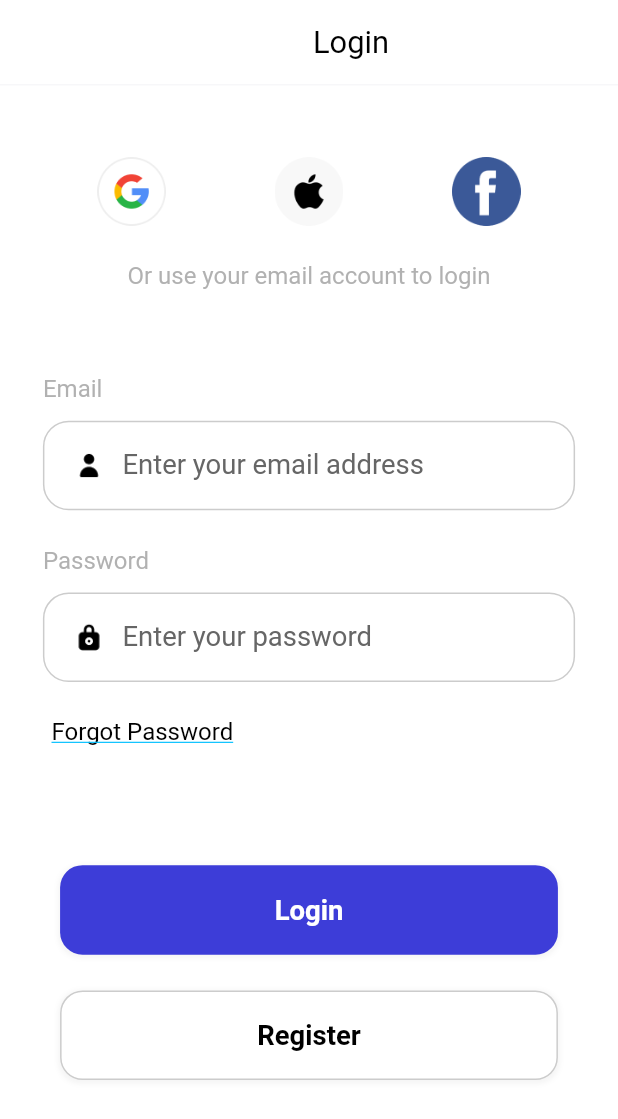
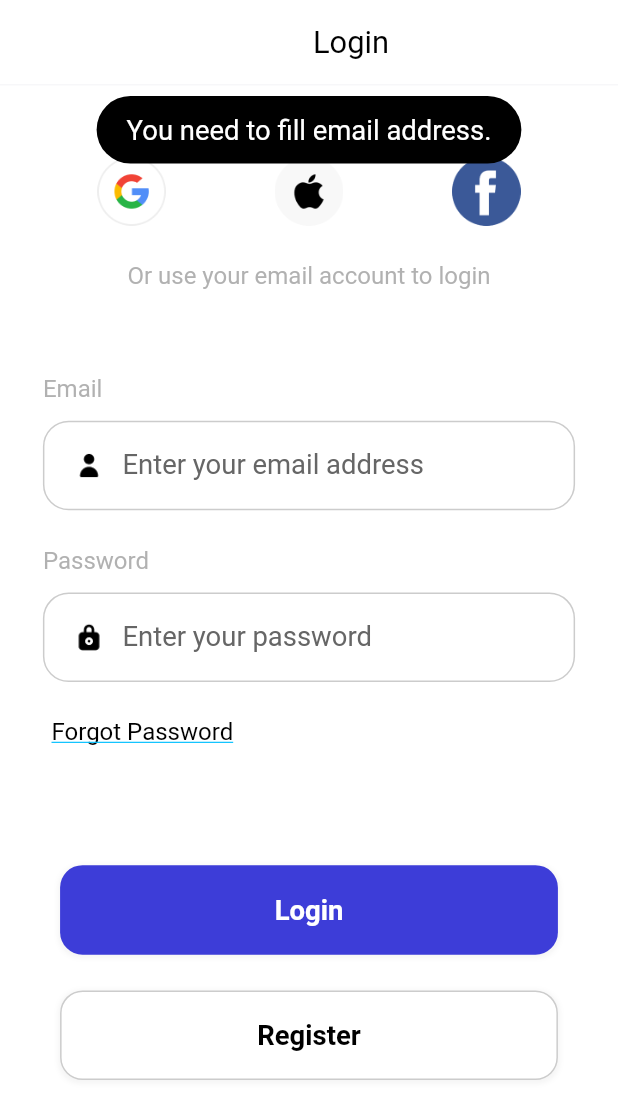
Before and after one commit to idham07ip/project_fl_bloc, a Flutter app: the SignIn screen opened by its route, after a tap on "Login", on a phone screen of 412 x 824 dp. Shown: the top 1119 px of the screen. Run offline on Flutter 3.47's test engine with Material 2 defaults, Android fonts, the phone set to English and light mode, and no system bars; our stand-ins replace cloud_firestore, dots_indicator, firebase_auth, firebase_core, flutter_bloc, flutter_screenutil and 1 more; accounts and stored records are empty; Roboto replaces fonts that are missing (Poppins).

Commit message:
update Verified account, add toastInfo, separated bloc form providers, Update Register Feature.

```diff
--- /dev/null
+++ b/lib/common/widget/flutter_toast.dart
@@ -0,0 +1,22 @@
+import 'package:flutter/material.dart';
+import 'package:flutter_screenutil/flutter_screenutil.dart';
+import 'package:fluttertoast/fluttertoast.dart';
+
+//double curly braces method
+toastInfo({
+  required String msg,
+
+  //parameters color
+  Color backgroundColor = Colors.black,
+  Color textColor = Colors.white,
+}) {
+  return Fluttertoast.showToast(
+    msg: msg,
+    toastLength: Toast.LENGTH_SHORT,
+    gravity: ToastGravity.TOP,
+    timeInSecForIosWeb: 2,
+    backgroundColor: backgroundColor,
+    textColor: textColor,
+    fontSize: 16.sp,
+  );
+}
--- /dev/null
+++ b/lib/pages/bloc_provider.dart
@@ -0,0 +1,14 @@
+import 'package:flutter_bloc/flutter_bloc.dart';
+import 'package:project_fl_bloc/app_blocs.dart';
+import 'package:project_fl_bloc/pages/sign_in/bloc/sign_in_blocs.dart';
+import 'package:project_fl_bloc/pages/welcome/bloc/welcome_blocs.dart';
+
+class AppBlocProvider {
+  static get allBlocProviders => [
+        BlocProvider(create: (context) => WelcomeBloc()),
+        BlocProvider(create: (context) => AppBlocs()),
+
+        //SignIn Bloc
+        BlocProvider(create: (context) => SignInBloc()),
+      ];
+}
--- a/lib/pages/sign_in/bloc/sign_in_blocs.dart
+++ b/lib/pages/sign_in/bloc/sign_in_blocs.dart
@@ -11,13 +11,13 @@ class SignInBloc extends Bloc<SignInEvent, SignInState> {
 
   void _emailEvent(EmailEvent event, Emitter<SignInState> emit) {
     //print value
-    print("My email is ${event.email}");
+    // print("My email is ${event.email}");
     emit(state.copyWith(email: event.email));
   }
 
   void _passwordEvent(PasswordEvent event, Emitter<SignInState> emit) {
     //print value
-    print("My password is ${event.password}");
+    // print("My password is ${event.password}");
     emit(state.copyWith(password: event.password));
   }
 }
--- a/lib/pages/sign_in/sign_in.dart
+++ b/lib/pages/sign_in/sign_in.dart
@@ -5,6 +5,7 @@ import 'package:flutter_screenutil/flutter_screenutil.dart';
 import 'package:project_fl_bloc/pages/sign_in/bloc/sign_in_blocs.dart';
 import 'package:project_fl_bloc/pages/sign_in/bloc/sign_in_events.dart';
 import 'package:project_fl_bloc/pages/sign_in/bloc/sign_in_state.dart';
+import 'package:project_fl_bloc/pages/sign_in/sign_in_controller.dart';
 import 'package:project_fl_bloc/pages/sign_in/widget/sign_in_widget.dart';
 
 class SignIn extends StatefulWidget {
@@ -68,12 +69,18 @@ class _SignInState extends State<SignIn> {
 
                         //LOGIN
                         buildLoginAndRegistButton("Login", "login", () {
-                          print("login Button");
+                          // print("login Button");
+
+                          //Pass a method
+                          SignInController(context: context)
+                              .handleSignIn("email");
                         }),
 
                         //REGISTER
-                        buildLoginAndRegistButton(
-                            "Register", "register", () {}),
+                        buildLoginAndRegistButton("Register", "register", () {
+                          //pass and event
+                          Navigator.of(context).pushNamed("register");
+                        }),
                       ],
                     ),
                   ),
--- a/lib/pages/sign_in/sign_in_controller.dart
+++ b/lib/pages/sign_in/sign_in_controller.dart
@@ -1,6 +1,7 @@
 import 'package:firebase_auth/firebase_auth.dart';
 import 'package:flutter/widgets.dart';
 import 'package:flutter_bloc/flutter_bloc.dart';
+import 'package:project_fl_bloc/common/widget/flutter_toast.dart';
 import 'package:project_fl_bloc/pages/sign_in/bloc/sign_in_blocs.dart';
 
 class SignInController {
@@ -15,43 +16,64 @@ class SignInController {
         final state = context.read<SignInBloc>().state;
         String emailAddress = state.email;
         String password = state.password;
+
+        //
         if (emailAddress.isEmpty) {
-          //
+          //EMAIL KOSONG
+          // print("email empty");
+          toastInfo(msg: "You need to fill email address.");
+          return;
+          // print("email is $emailAddress");
         }
         if (password.isEmpty) {
-          //
+          //PASSWORD KOSONG
+          // print("password empty");
+          toastInfo(msg: "You need to fill password address.");
+          return;
         }
         try {
           final credential = await FirebaseAuth.instance
               .signInWithEmailAndPassword(
                   email: emailAddress, password: password);
 
-          //Get the information null
+          //MENDAPATKAN INFORMASI NULL
           if (credential.user == null) {
             //if user doesn't exist
-            print("User does not exist");
+            // print("User does not exist");
+            toastInfo(msg: "Your account doesn't exist.");
+            return;
           }
-          //Verified Email and Email Exist
+          //
           if (!credential.user!.emailVerified) {
-            //
+            //Account  verified
+            // print("not verified");
+            toastInfo(msg: "You need to verified email account");
+            return;
           }
 
           //if user not null
           var user = credential.user;
+
+          //
           if (user != null) {
-            //Got verified user from firebase
+            //Got user exist from firebase
             print("User exist");
           } else {
             //have an error getting user from firebase
-            print("No User");
+            // print("No User");
+            toastInfo(msg: "Currently you are not a user of this application");
+            return;
           }
         } on FirebaseAuthException catch (e) {
           if (e.code == 'user-not-found') {
             print('No user for that email.');
+            toastInfo(msg: "No user for that email.");
           } else if (e.code == 'wrong-password') {
             print('Wrong password provided for that user');
+            toastInfo(msg: "Wrong password provided for that user.");
           } else if (e.code == 'invalid-email') {
             print("Your email format is incorrect.");
+            toastInfo(msg: "Your email addres format is incorrect.");
           }
         }
       }
--- a/lib/pages/welcome/welcome.dart
+++ b/lib/pages/welcome/welcome.dart
@@ -3,7 +3,6 @@ import 'package:flutter/material.dart';
 import 'package:flutter_bloc/flutter_bloc.dart';
 import 'package:flutter_screenutil/flutter_screenutil.dart';
 import 'package:project_fl_bloc/common/values/colors.dart';
-import 'package:project_fl_bloc/main.dart';
 import 'package:project_fl_bloc/pages/welcome/bloc/welcome_blocs.dart';
 import 'package:project_fl_bloc/pages/welcome/bloc/welcome_events.dart';
 import 'package:project_fl_bloc/pages/welcome/bloc/welcome_state.dart';
--- a/pubspec.yaml
+++ b/pubspec.yaml
@@ -37,6 +37,7 @@ dependencies:
   intl:
   cloud_firestore:
   firebase_auth: ^4.6.3
+  fluttertoast: ^8.2.2
 
 dev_dependencies:
 
```
Also changed, not shown: lib/main.dart (+6 -15 lines), lib/pages/register/register.dart (added, +17 -0 lines), pubspec.lock, 1 other file.
